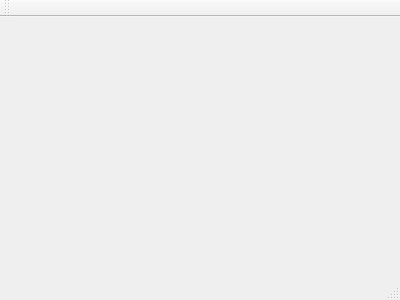
Old version of the form progs_sync/mainwindow.ui in the repository progs-web/progs_sync.
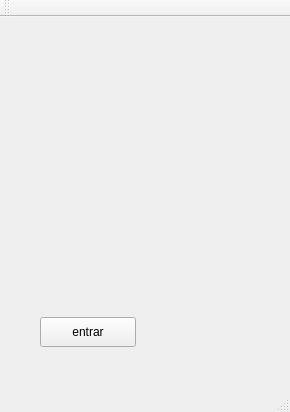
New version of the form.

Patch:
```diff
--- a/progs_sync/mainwindow.ui
+++ b/progs_sync/mainwindow.ui
@@ -1,24 +1,43 @@
 <ui version="4.0">
  <class>MainWindow</class>
- <widget class="QMainWindow" name="MainWindow" >
-  <property name="geometry" >
+ <widget class="QMainWindow" name="MainWindow">
+  <property name="geometry">
    <rect>
     <x>0</x>
     <y>0</y>
-    <width>400</width>
-    <height>300</height>
+    <width>290</width>
+    <height>412</height>
    </rect>
   </property>
   <property name="windowTitle" >
    <string>MainWindow</string>
   </property>
-  <widget class="QMenuBar" name="menuBar" />
-  <widget class="QToolBar" name="mainToolBar" />
-  <widget class="QWidget" name="centralWidget" />
-  <widget class="QStatusBar" name="statusBar" />
+  <widget class="QWidget" name="centralWidget">
+   <widget class="QPushButton" name="btnEntrar">
+    <property name="geometry">
+     <rect>
+      <x>40</x>
+      <y>300</y>
+      <width>96</width>
+      <height>30</height>
+     </rect>
+    </property>
+    <property name="text">
+     <string>entrar</string>
+    </property>
+   </widget>
+  </widget>
+  <widget class="QToolBar" name="mainToolBar">
+   <attribute name="toolBarArea">
+    <enum>TopToolBarArea</enum>
+   </attribute>
+   <attribute name="toolBarBreak">
+    <bool>false</bool>
+   </attribute>
+  </widget>
+  <widget class="QStatusBar" name="statusBar"/>
  </widget>
- <layoutDefault spacing="6" margin="11" />
- <pixmapfunction></pixmapfunction>
+ <layoutdefault spacing="6" margin="11"/>
  <resources/>
  <connections/>
 </ui>
```
Left out of the diff: 3 changed lines with no effect on the pictures.
